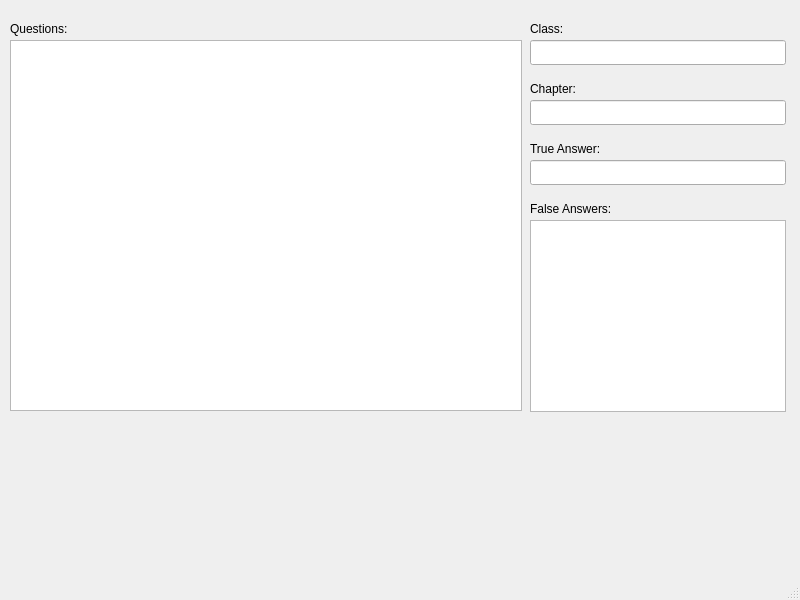
This is quiz.ui in mazelado/quiz as Qt 5 draws it before an edit. The edited form follows.
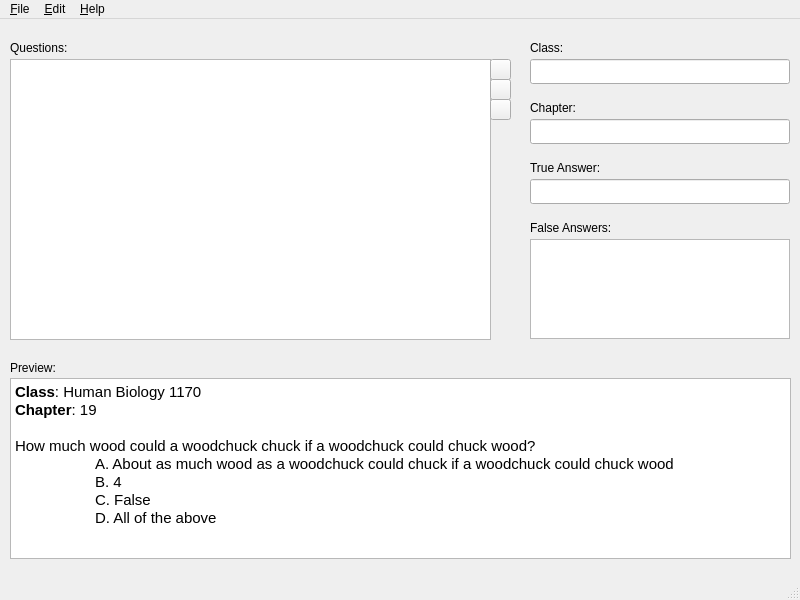
This is the edited form. Icons and pictures are not drawn.

Diff of the .ui file:
```diff
--- a/quiz.ui
+++ b/quiz.ui
@@ -19,8 +19,8 @@
      <rect>
       <x>10</x>
       <y>40</y>
-      <width>512</width>
-      <height>371</height>
+      <width>481</width>
+      <height>281</height>
      </rect>
     </property>
    </widget>
@@ -42,8 +42,8 @@
      <rect>
       <x>530</x>
       <y>220</y>
-      <width>256</width>
-      <height>192</height>
+      <width>260</width>
+      <height>100</height>
      </rect>
     </property>
    </widget>
@@ -78,7 +78,7 @@
      <rect>
       <x>530</x>
       <y>160</y>
-      <width>256</width>
+      <width>260</width>
       <height>25</height>
      </rect>
     </property>
@@ -88,7 +88,7 @@
      <rect>
       <x>530</x>
       <y>40</y>
-      <width>256</width>
+      <width>260</width>
       <height>25</height>
      </rect>
     </property>
@@ -111,7 +111,7 @@
      <rect>
       <x>530</x>
       <y>100</y>
-      <width>256</width>
+      <width>260</width>
       <height>25</height>
      </rect>
     </property>
@@ -129,6 +129,106 @@
      <string>Chapter:</string>
     </property>
    </widget>
+   <widget class="QPushButton" name="pushButton_add">
+    <property name="geometry">
+     <rect>
+      <x>490</x>
+      <y>40</y>
+      <width>21</width>
+      <height>21</height>
+     </rect>
+    </property>
+    <property name="statusTip">
+     <string>Add question</string>
+    </property>
+    <property name="text">
+     <string/>
+    </property>
+    <property name="icon">
+     <iconset theme="list-add"/>
+    </property>
+    <property name="flat">
+     <bool>false</bool>
+    </property>
+   </widget>
+   <widget class="QPushButton" name="pushButton_edit">
+    <property name="geometry">
+     <rect>
+      <x>490</x>
+      <y>60</y>
+      <width>21</width>
+      <height>21</height>
+     </rect>
+    </property>
+    <property name="statusTip">
+     <string>Edit question</string>
+    </property>
+    <property name="text">
+     <string/>
+    </property>
+    <property name="flat">
+     <bool>false</bool>
+    </property>
+   </widget>
+   <widget class="QPushButton" name="pushButton_delete">
+    <property name="geometry">
+     <rect>
+      <x>490</x>
+      <y>80</y>
+      <width>21</width>
+      <height>21</height>
+     </rect>
+    </property>
+    <property name="statusTip">
+     <string>Delete question</string>
+    </property>
+    <property name="text">
+     <string/>
+    </property>
+    <property name="icon">
+     <iconset theme="list-remove"/>
+    </property>
+    <property name="flat">
+     <bool>false</bool>
+    </property>
+   </widget>
+   <widget class="QLabel" name="label_preview">
+    <property name="geometry">
+     <rect>
+      <x>10</x>
+      <y>340</y>
+      <width>67</width>
+      <height>17</height>
+     </rect>
+    </property>
+    <property name="text">
+     <string>Preview:</string>
+    </property>
+   </widget>
+   <widget class="QTextBrowser" name="textBrowser_preview">
+    <property name="geometry">
+     <rect>
+      <x>10</x>
+      <y>359</y>
+      <width>781</width>
+      <height>181</height>
+     </rect>
+    </property>
+    <property name="html">
+     <string>&lt;!DOCTYPE HTML PUBLIC &quot;-//W3C//DTD HTML 4.0//EN&quot; &quot;http://www.w3.org/TR/REC-html40/strict.dtd&quot;&gt;
+&lt;html&gt;&lt;head&gt;&lt;meta name=&quot;qrichtext&quot; content=&quot;1&quot; /&gt;&lt;style type=&quot;text/css&quot;&gt;
+p, li { white-space: pre-wrap; }
+&lt;/style&gt;&lt;/head&gt;&lt;body style=&quot; font-family:'Ubuntu'; font-size:11pt; font-weight:400; font-style:normal;&quot;&gt;
+&lt;p style=&quot; margin-top:0px; margin-bottom:0px; margin-left:0px; margin-right:0px; -qt-block-indent:0; text-indent:0px;&quot;&gt;&lt;span style=&quot; font-weight:600;&quot;&gt;Class&lt;/span&gt;: Human Biology 1170&lt;/p&gt;
+&lt;p style=&quot; margin-top:0px; margin-bottom:0px; margin-left:0px; margin-right:0px; -qt-block-indent:0; text-indent:0px;&quot;&gt;&lt;span style=&quot; font-weight:600;&quot;&gt;Chapter&lt;/span&gt;: 19&lt;/p&gt;
+&lt;p style=&quot;-qt-paragraph-type:empty; margin-top:0px; margin-bottom:0px; margin-left:0px; margin-right:0px; -qt-block-indent:0; text-indent:0px;&quot;&gt;&lt;br /&gt;&lt;/p&gt;
+&lt;p style=&quot; margin-top:0px; margin-bottom:0px; margin-left:0px; margin-right:0px; -qt-block-indent:0; text-indent:0px;&quot;&gt;How much wood could a woodchuck chuck if a woodchuck could chuck wood?&lt;/p&gt;
+&lt;p style=&quot; margin-top:0px; margin-bottom:0px; margin-left:0px; margin-right:0px; -qt-block-indent:0; text-indent:0px;&quot;&gt;	A. About as much wood as a woodchuck could chuck if a woodchuck could chuck wood&lt;/p&gt;
+&lt;p style=&quot; margin-top:0px; margin-bottom:0px; margin-left:0px; margin-right:0px; -qt-block-indent:0; text-indent:0px;&quot;&gt;	B. 4&lt;/p&gt;
+&lt;p style=&quot; margin-top:0px; margin-bottom:0px; margin-left:0px; margin-right:0px; -qt-block-indent:0; text-indent:0px;&quot;&gt;	C. False&lt;/p&gt;
+&lt;p style=&quot; margin-top:0px; margin-bottom:0px; margin-left:0px; margin-right:0px; -qt-block-indent:0; text-indent:0px;&quot;&gt;	D. All of the above&lt;/p&gt;&lt;/body&gt;&lt;/html&gt;</string>
+    </property>
+   </widget>
   </widget>
   <widget class="QMenuBar" name="menubar">
    <property name="geometry">
@@ -139,6 +239,34 @@
      <height>22</height>
     </rect>
    </property>
+   <widget class="QMenu" name="menuFile">
+    <property name="title">
+     <string>&amp;File</string>
+    </property>
+    <addaction name="action_quit"/>
+   </widget>
+   <widget class="QMenu" name="menu_Edit">
+    <property name="title">
+     <string>&amp;Edit</string>
+    </property>
+    <addaction name="action_undo"/>
+    <addaction name="action_redo"/>
+    <addaction name="separator"/>
+    <addaction name="action_cut"/>
+    <addaction name="action_copy"/>
+    <addaction name="action_paste"/>
+    <addaction name="action_delete"/>
+    <addaction name="action_select_all"/>
+   </widget>
+   <widget class="QMenu" name="menu_Help">
+    <property name="title">
+     <string>&amp;Help</string>
+    </property>
+    <addaction name="action_about"/>
+   </widget>
+   <addaction name="menuFile"/>
+   <addaction name="menu_Edit"/>
+   <addaction name="menu_Help"/>
   </widget>
   <widget class="QStatusBar" name="statusbar"/>
  </widget>
```
Left out of the diff: 110 changed lines with no effect on the pictures.
